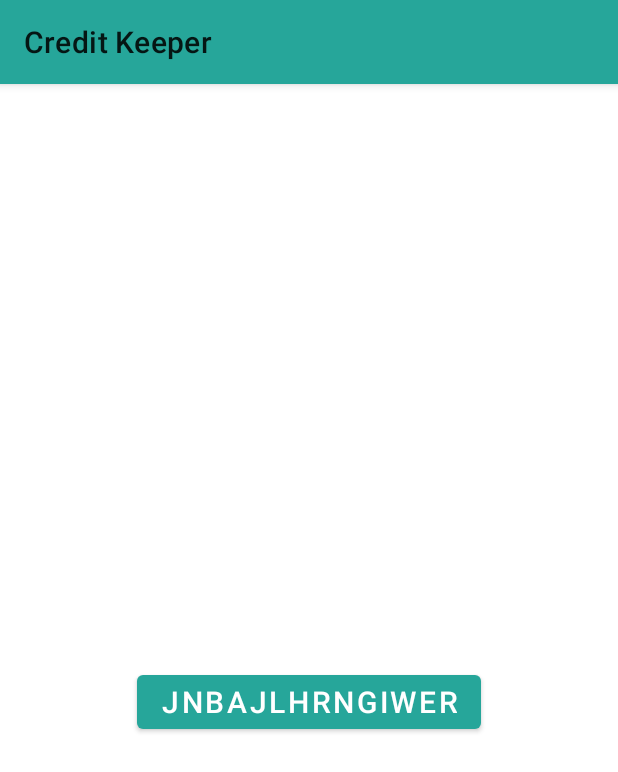
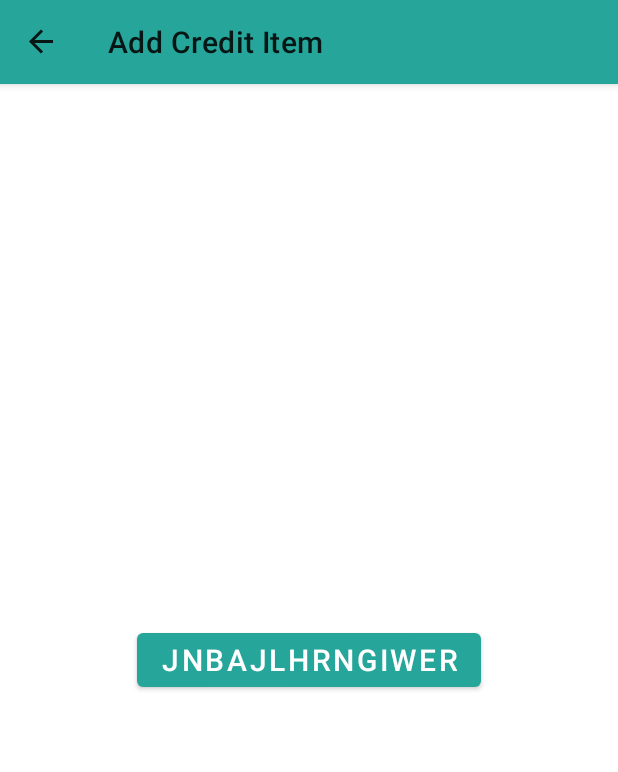
Before and after one commit to mikeramrz/Credit-Keeper, an Android app: the AddCreditItemFragment screen opened through its navigation route, on a phone screen of 412 x 824 dp. Shown: the top 772 px of the screen. Run offline under Robolectric (Android 15) with nearby library versions, the phone set to English and light mode, and no system bars; our stand-ins replace Dagger/Hilt's generated code, data binding, navigation-ui.

Commit message:
set up action bar

```diff
--- a/app/src/main/java/com/scavdev/creditkeeper/AddCreditItemFragment.kt
+++ b/app/src/main/java/com/scavdev/creditkeeper/AddCreditItemFragment.kt
@@ -1,6 +1,5 @@
 package com.scavdev.creditkeeper
 
-import androidx.lifecycle.ViewModelProviders
 import android.os.Bundle
 import android.util.Log
 import androidx.fragment.app.Fragment
@@ -8,14 +7,12 @@ import android.view.LayoutInflater
 import android.view.View
 import android.view.ViewGroup
 import android.widget.Button
-import android.widget.TextView
 import androidx.databinding.DataBindingUtil
 import androidx.lifecycle.ViewModelProvider
 import androidx.navigation.fragment.findNavController
 import com.scavdev.creditkeeper.databinding.AddCreditItemFragmentBinding
 import com.scavdev.creditkeeper.di.ViewModelFactory
 import dagger.android.support.AndroidSupportInjection
-import kotlinx.android.synthetic.*
 import javax.inject.Inject
 
 
@@ -31,6 +28,7 @@ class AddCreditItemFragment : Fragment() {
         AndroidSupportInjection.inject(this)
         super.onCreate(savedInstanceState)
         addViewModel = ViewModelProvider(this, viewModelFactory).get(AddCreditItemViewModel::class.java)
+
     }
 
     override fun onCreateView(
@@ -38,13 +36,14 @@ class AddCreditItemFragment : Fragment() {
         container: ViewGroup?,
         savedInstanceState: Bundle?
     ): View? {
+
+
         binding = DataBindingUtil.inflate(
             inflater, R.layout.add_credit_item_fragment,
             container, false
         )
         binding.viewmodel = addViewModel
-        binding.lifecycleOwner = viewLifecycleOwner
-
+        binding.lifecycleOwner = this
         return inflater.inflate(R.layout.add_credit_item_fragment, container, false)
     }
 
--- a/app/src/main/java/com/scavdev/creditkeeper/MainActivity.kt
+++ b/app/src/main/java/com/scavdev/creditkeeper/MainActivity.kt
@@ -1,20 +1,48 @@
 package com.scavdev.creditkeeper
 
 import android.os.Bundle
+import android.view.MenuItem
+import android.widget.Toolbar
 import com.google.android.material.bottomnavigation.BottomNavigationView
 import androidx.appcompat.app.AppCompatActivity
+import androidx.navigation.NavController
 import androidx.navigation.findNavController
-import androidx.navigation.ui.AppBarConfiguration
-import androidx.navigation.ui.setupActionBarWithNavController
-import androidx.navigation.ui.setupWithNavController
+import androidx.navigation.fragment.NavHostFragment
+import androidx.navigation.ui.*
 import dagger.android.AndroidInjection
 
 class MainActivity : AppCompatActivity() {
+    private lateinit var appBarConfiguration: AppBarConfiguration
 
     override fun onCreate(savedInstanceState: Bundle?) {
         AndroidInjection.inject(this)
         super.onCreate(savedInstanceState)
         setContentView(R.layout.activity_main)
 
+
+        val host: NavHostFragment = supportFragmentManager.findFragmentById(R.id.nav_host_fragment)
+                as NavHostFragment? ?: return
+
+        val navController = host.navController
+
+        appBarConfiguration = AppBarConfiguration(setOf(R.id.navigation_home))
+
+        setupActionBar(navController, appBarConfiguration)
+
     }
+
+    private fun setupActionBar(
+        navController: NavController,
+        appBarConfig: AppBarConfiguration
+    ) {
+        setupActionBarWithNavController(navController, appBarConfig)
+    }
+
+    override fun onOptionsItemSelected(item: MenuItem): Boolean {
+        return item.onNavDestinationSelected(findNavController(R.id.nav_host_fragment))
+                || super.onOptionsItemSelected(item)
+    }
+
+    override fun onSupportNavigateUp(): Boolean {
+        return findNavController(R.id.nav_host_fragment).navigateUp(appBarConfiguration)    }
 }
--- a/app/src/main/res/layout/activity_main.xml
+++ b/app/src/main/res/layout/activity_main.xml
@@ -6,11 +6,11 @@
 
     </data>
 
-    <androidx.constraintlayout.widget.ConstraintLayout
+    <LinearLayout
         android:id="@+id/container"
         android:layout_width="match_parent"
         android:layout_height="match_parent"
-        android:paddingTop="?attr/actionBarSize">
+        android:orientation="vertical">
 
         <androidx.fragment.app.FragmentContainerView
             android:id="@+id/nav_host_fragment"
@@ -24,5 +24,5 @@
             app:layout_constraintTop_toTopOf="parent"
             app:navGraph="@navigation/mobile_navigation" />
 
-    </androidx.constraintlayout.widget.ConstraintLayout>
+    </LinearLayout>
 </layout>
--- a/app/src/main/res/navigation/mobile_navigation.xml
+++ b/app/src/main/res/navigation/mobile_navigation.xml
@@ -19,6 +19,5 @@
     <fragment
         android:id="@+id/addCreditItemFragment"
         android:name="com.scavdev.creditkeeper.AddCreditItemFragment"
-        android:label="AddCreditItemFragment">
-    </fragment>
+        android:label="Add Credit Item"></fragment>
 </navigation>
```
Also changed, not shown: app/src/main/res/drawable/ic_close_black_24dp.xml (added, +9 -0 lines).
